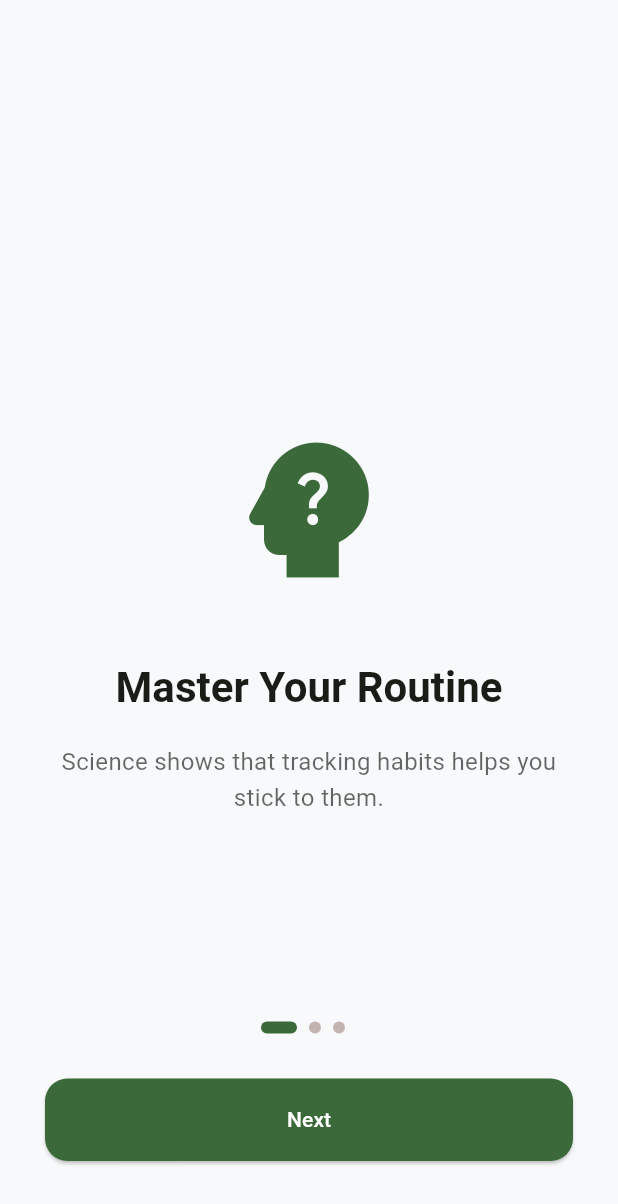
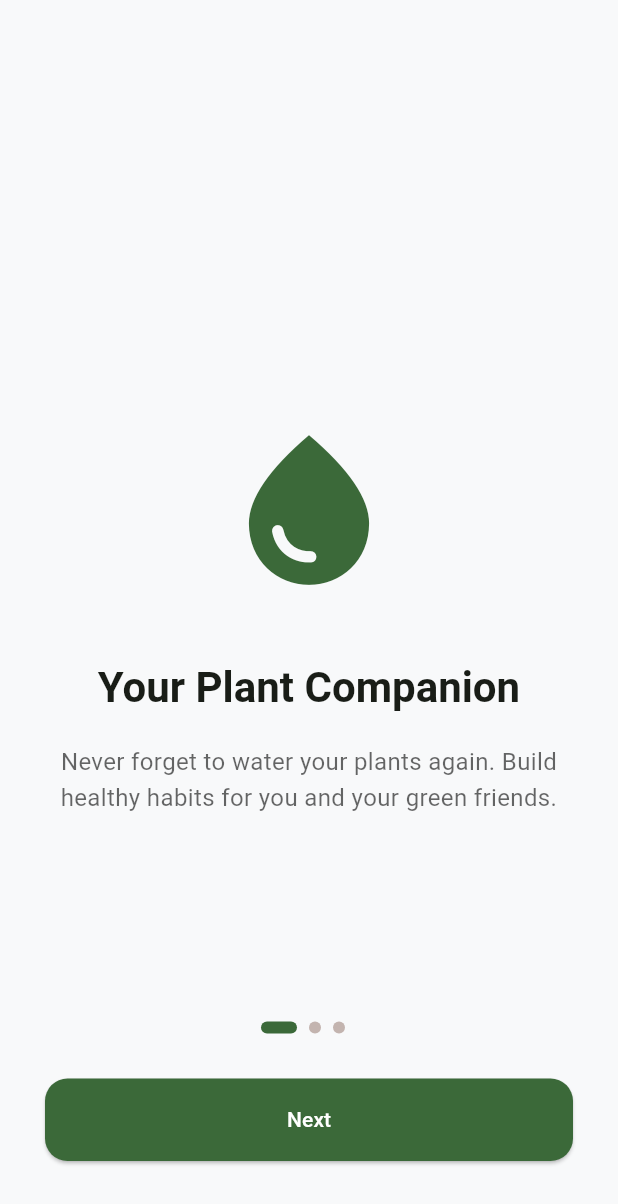
Before and after one commit to kimkev/dailydew, a Flutter app: the screen it shows after launch, on a phone screen of 412 x 824 dp. Shown: the top 1204 px of the screen. Run offline on Flutter 3.47's test engine with Material 3 defaults, Android fonts, the phone set to English and light mode, and no system bars; our stand-ins replace flutter_local_notifications, flutter_timezone, shared_preferences, timezone.

Commit message:
update onboarding

```diff
--- a/lib/screens/onboarding.dart
+++ b/lib/screens/onboarding.dart
@@ -15,6 +15,7 @@ class _OnboardingScreenState extends State<OnboardingScreen> {
   int _currentPage = 0;
   TimeOfDay _selectedTime = const TimeOfDay(hour: 9, minute: 0);
   bool _remindersEnabled = false;
+  String? _permissionDeniedMessage;
 
   Future<void> _pickTime() async {
     final TimeOfDay? picked = await showTimePicker(
@@ -65,10 +66,10 @@ class _OnboardingScreenState extends State<OnboardingScreen> {
               // Page 1: Intro
               _buildPage(
                 context: context,
-                icon: Icons.psychology_alt,
-                title: "Master Your Routine",
+                icon: Icons.water_drop,
+                title: "Your Plant Companion",
                 description:
-                    "Science shows that tracking habits helps you stick to them.",
+                    "Never forget to water your plants again. Build healthy habits for you and your green friends.",
                 iconColor: colorScheme.primary,
               ),
 
@@ -79,7 +80,7 @@ class _OnboardingScreenState extends State<OnboardingScreen> {
                   mainAxisAlignment: MainAxisAlignment.center,
                   children: [
                     Icon(
-                      Icons.badge_outlined,
+                      Icons.person_outline,
                       size: 100,
                       color: colorScheme.primary,
                     ),
@@ -118,8 +119,7 @@ class _OnboardingScreenState extends State<OnboardingScreen> {
                     Icon(
                       Icons.notifications_active_outlined,
                       size: 100,
-                      color: colorScheme
-                          .secondary, // Matches the blue water drop theme
+                      color: colorScheme.primary,
                     ),
                     const SizedBox(height: 30),
                     Text(
@@ -138,128 +138,115 @@ class _OnboardingScreenState extends State<OnboardingScreen> {
                         height: 1.4,
                       ),
                     ),
-                    const SizedBox(height: 40),
-
-                    const Text(
-                      "What time works best for you?",
-                      style: TextStyle(fontWeight: FontWeight.w500),
-                    ),
-                    const SizedBox(height: 12),
-
-                    // Time Picker Box
-                    InkWell(
-                      onTap: _pickTime,
-                      borderRadius: BorderRadius.circular(12),
-                      child: Container(
-                        padding: const EdgeInsets.symmetric(
-                          horizontal: 20,
-                          vertical: 12,
-                        ),
-                        decoration: BoxDecoration(
-                          color: colorScheme.secondaryContainer,
-                          borderRadius: BorderRadius.circular(12),
-                        ),
-                        child: Row(
-                          mainAxisSize: MainAxisSize.min,
-                          children: [
-                            Icon(
-                              Icons.access_time,
-                              color: colorScheme.onSecondaryContainer,
-                              size: 20,
-                            ),
-                            const SizedBox(width: 10),
-                            Text(
-                              _selectedTime.format(context),
-                              style: TextStyle(
-                                fontSize: 18,
-                                fontWeight: FontWeight.bold,
-                                color: colorScheme.onSecondaryContainer,
-                              ),
-                            ),
-                          ],
-                        ),
-                      ),
-                    ),
-
-                    const SizedBox(height: 30),
-
-                    // Enable Reminders Button
+                    const SizedBox(height: 50),
                     SizedBox(
                       width: double.infinity,
                       child: ElevatedButton.icon(
                         onPressed: _remindersEnabled
-                            ? null
+                            ? _finishOnboarding
                             : () async {
-                                final reminderTimeText = _selectedTime.format(
-                                  context,
-                                );
-                                final scaffoldMessenger = ScaffoldMessenger.of(
-                                  context,
+                                // Step 1: Pick time
+                                final picked = await showTimePicker(
+                                  context: context,
+                                  initialTime: _selectedTime,
                                 );
 
+                                if (picked == null && !context.mounted) return;
+
+                                final formattedTime = picked?.format(context);
+
+                                setState(() => _selectedTime = picked!);
+
+                                // 4. Request permissions
                                 final permissionGranted =
                                     await NotificationService()
                                         .requestPermissions();
 
+                                // 5. Check mounted again after the second await
                                 if (!mounted) return;
 
                                 if (!permissionGranted) {
-                                  scaffoldMessenger.showSnackBar(
-                                    const SnackBar(
-                                      content: Text(
-                                        'Notifications are disabled. Enable them in your device settings to receive reminders.',
-                                      ),
-                                    ),
-                                  );
+                                  setState(() {
+                                    _permissionDeniedMessage =
+                                        'Notifications disabled. You can enable them in settings later.';
+                                  });
                                   return;
                                 }
-
                                 await NotificationService()
                                     .showInstantNotification(
                                       id: 1,
                                       title: 'Reminders Enabled! 🎉',
                                       body:
-                                          "We'll remind you at $reminderTimeText",
+                                          "We'll remind you at $formattedTime",
                                     );
 
                                 if (!mounted) return;
+                                setState(() => _remindersEnabled = true);
+                              },
 
-                                setState(() {
-                                  _remindersEnabled = true;
-                                });
-                              },
                         icon: Icon(
                           _remindersEnabled
                               ? Icons.check_circle
-                              : Icons.notifications_active,
+                              : Icons.access_time,
                         ),
                         label: Text(
                           _remindersEnabled
-                              ? 'Reminders Ready!'
-                              : 'Enable Reminders',
+                              ? 'Get Started'
+                              : 'Set Reminder & Continue',
                         ),
                         style: ElevatedButton.styleFrom(
-                          backgroundColor: _remindersEnabled
-                              ? colorScheme.tertiaryContainer
-                              : colorScheme.secondary,
-                          foregroundColor: _remindersEnabled
-                              ? colorScheme.onTertiaryContainer
-                              : colorScheme.onSecondary,
-                          padding: const EdgeInsets.symmetric(vertical: 15),
+                          backgroundColor: colorScheme.primary,
+                          foregroundColor: colorScheme.onPrimary,
+                          padding: const EdgeInsets.symmetric(vertical: 18),
                           elevation: 0,
                           shape: RoundedRectangleBorder(
-                            borderRadius: BorderRadius.circular(12),
+                            borderRadius: BorderRadius.circular(15),
                           ),
                         ),
                       ),
                     ),
+                    // Skip button - only show if reminders not enabled AND no permission denied
+                    if (!_remindersEnabled &&
+                        _permissionDeniedMessage == null) ...[
+                      const SizedBox(height: 15),
+                      TextButton(
+                        onPressed: _finishOnboarding,
+                        child: Text(
+                          'Skip for now',
+                          style: TextStyle(
+                            color: theme.hintColor,
+                            fontSize: 15,
+                          ),
+                        ),
+                      ),
+                    ],
+
+                    // Show message if permission was denied
+                    if (_permissionDeniedMessage != null &&
+                        !_remindersEnabled) ...[
+                      const SizedBox(height: 15),
+                      TextButton(
+                        onPressed: _finishOnboarding,
+                        child: const Text(
+                          'Continue Anyway',
+                          style: TextStyle(fontWeight: FontWeight.w600),
+                        ),
+                      ),
+                      const SizedBox(height: 10),
+                      Text(
+                        _permissionDeniedMessage!,
+                        textAlign: TextAlign.center,
+                        style: TextStyle(color: theme.hintColor, fontSize: 13),
+                      ),
+                    ],
                   ],
                 ),
               ),
             ],
           ),
 
-          // Bottom Navigation
+          // Bottom Navigation - Only show on pages 0 and 1
+          if (_currentPage < 2)
             Positioned(
               bottom: 50,
               left: 30,
@@ -288,21 +275,19 @@ class _OnboardingScreenState extends State<OnboardingScreen> {
                           _nameController.text.trim().isEmpty) {
                         ScaffoldMessenger.of(context).showSnackBar(
                           const SnackBar(
-                          content: Text('Please enter your name to continue!'),
+                            content: Text(
+                              'Please enter your name to continue!',
+                            ),
                           ),
                         );
                         return;
                       }
-                    if (_currentPage < 2) {
                       _pageController.nextPage(
                         duration: const Duration(milliseconds: 300),
                         curve: Curves.easeIn,
                       );
-                    } else {
-                      _finishOnboarding();
-                    }
                     },
-                  child: Text(_currentPage == 2 ? "Get Started" : "Next"),
+                    child: const Text("Next"),
                   ),
                 ],
               ),
```
Lines whose indentation alone changed are shown as unchanged.
